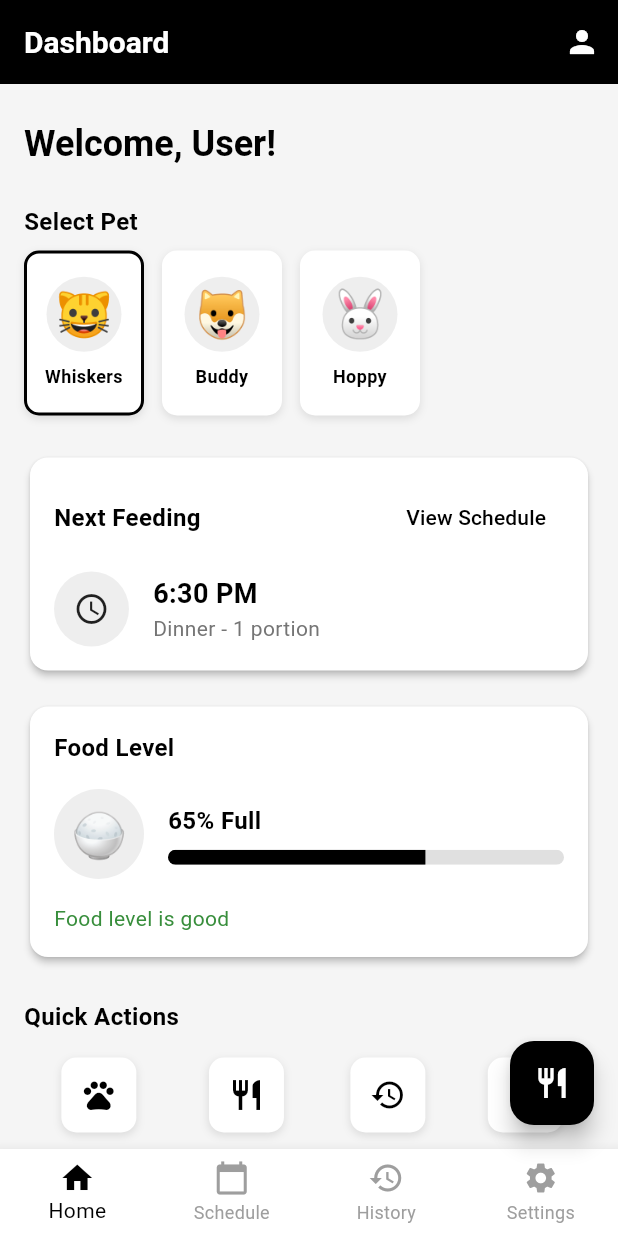
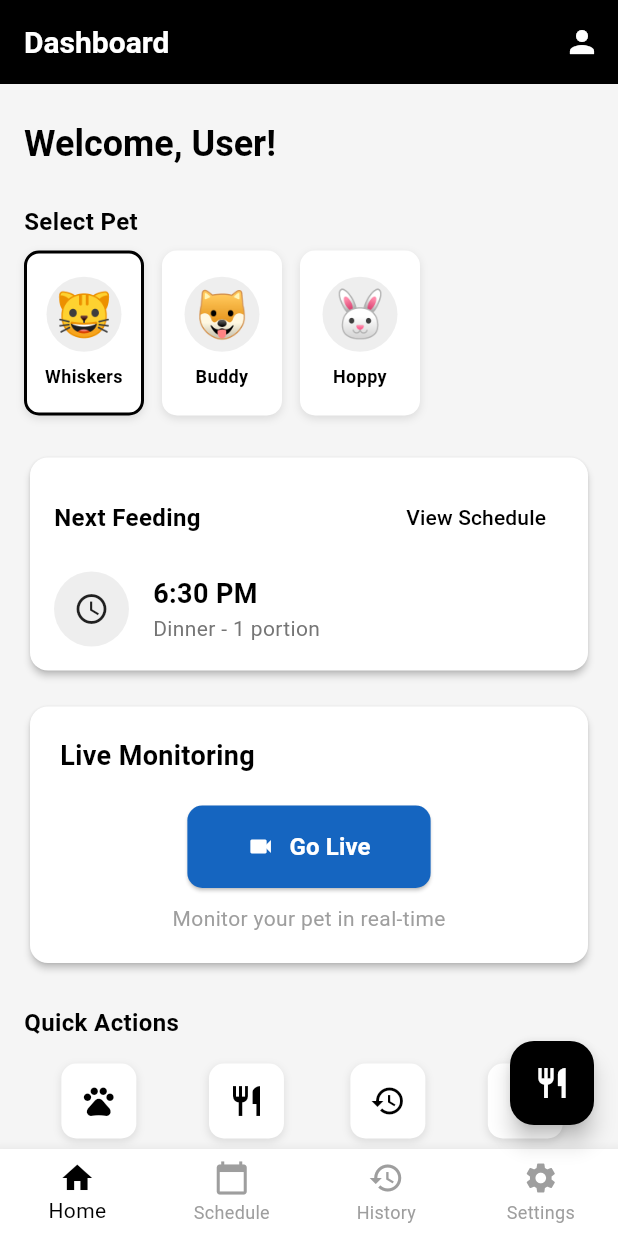
Before and after one commit to KemalIlkilic/pet-feeding, a Flutter app: the DashboardScreen screen opened by its route, on a phone screen of 412 x 824 dp. Run offline on Flutter 3.47's test engine with Material 3 defaults, Android fonts, the phone set to English and light mode, and no system bars; our stand-ins replace cloud_firestore, firebase_auth, firebase_core, google_sign_in; accounts and stored records are empty.

Commit message:
Your commit message here

```diff
--- a/lib/screens/dashboard_screen.dart
+++ b/lib/screens/dashboard_screen.dart
@@ -25,9 +25,6 @@ class _DashboardScreenState extends State<DashboardScreen> {
     'type': 'Dinner',
     'portion': '1 portion',
   };
-
-  // Mock data for food level
-  final double _foodLevel = 0.65; // 65% full
 
   void _onItemTapped(int index) {
     setState(() {
@@ -89,8 +86,8 @@ class _DashboardScreenState extends State<DashboardScreen> {
                 child: Text(
                   'Welcome, User!',
                   style: Theme.of(context).textTheme.headlineSmall?.copyWith(
-                    fontWeight: FontWeight.bold,
-                  ),
+                        fontWeight: FontWeight.bold,
+                      ),
                 ),
               ),
 
@@ -125,9 +122,7 @@ class _DashboardScreenState extends State<DashboardScreen> {
                         decoration: BoxDecoration(
                           color: Colors.white,
                           borderRadius: BorderRadius.circular(10),
-                          border: isSelected
-                            ? Border.all(color: Colors.black, width: 2)
-                            : null,
+                          border: isSelected ? Border.all(color: Colors.black, width: 2) : null,
                           boxShadow: [
                             BoxShadow(
                               color: Colors.black.withOpacity(0.1),
@@ -244,7 +239,7 @@ class _DashboardScreenState extends State<DashboardScreen> {
                 ),
               ),
 
-              // Food level card
+              // Go Live section (replacing Food level card)
               const SizedBox(height: 16),
               Card(
                 elevation: 2,
@@ -252,71 +247,63 @@ class _DashboardScreenState extends State<DashboardScreen> {
                   borderRadius: BorderRadius.circular(12),
                 ),
                 child: Padding(
-                  padding: const EdgeInsets.all(16.0),
+                  padding: const EdgeInsets.all(20.0),
                   child: Column(
                     crossAxisAlignment: CrossAxisAlignment.start,
                     children: [
                       const Text(
-                        'Food Level',
+                        'Live Monitoring',
                         style: TextStyle(
-                          fontSize: 16,
+                          fontSize: 18,
                           fontWeight: FontWeight.bold,
                         ),
                       ),
-                      const SizedBox(height: 16),
-                      Row(
-                        children: [
-                          Container(
-                            width: 60,
-                            height: 60,
-                            decoration: BoxDecoration(
-                              color: Colors.grey[200],
-                              shape: BoxShape.circle,
+                      const SizedBox(height: 20),
+                      Center(
+                        child: ElevatedButton(
+                          onPressed: () {
+                            // Logic to be added later
+                            ScaffoldMessenger.of(context).showSnackBar(
+                              const SnackBar(
+                                content: Text('Live monitoring feature coming soon!'),
+                              ),
+                            );
+                          },
+                          style: ElevatedButton.styleFrom(
+                            backgroundColor: Colors.blue[800],
+                            foregroundColor: Colors.white,
+                            padding: const EdgeInsets.symmetric(
+                              horizontal: 40,
+                              vertical: 16,
                             ),
-                            child: const Center(
-                              child: Text(
-                                '🍚',
-                                style: TextStyle(fontSize: 30),
-                              ),
+                            shape: RoundedRectangleBorder(
+                              borderRadius: BorderRadius.circular(10),
                             ),
                           ),
-                          const SizedBox(width: 16),
-                          Expanded(
-                            child: Column(
-                              crossAxisAlignment: CrossAxisAlignment.start,
-                              children: [
-                                Text(
-                                  '${(_foodLevel * 100).toInt()}% Full',
-                                  style: const TextStyle(
-                                    fontSize: 16,
-                                    fontWeight: FontWeight.bold,
-                                  ),
+                          child: Row(
+                            mainAxisSize: MainAxisSize.min,
+                            children: [
+                              const Icon(Icons.videocam),
+                              const SizedBox(width: 10),
+                              const Text(
+                                'Go Live',
+                                style: TextStyle(
+                                  fontSize: 16,
+                                  fontWeight: FontWeight.bold,
                                 ),
-                                const SizedBox(height: 8),
-                                ClipRRect(
-                                  borderRadius: BorderRadius.circular(10),
-                                  child: LinearProgressIndicator(
-                                    value: _foodLevel,
-                                    backgroundColor: Colors.grey[300],
-                                    valueColor: AlwaysStoppedAnimation<Color>(
-                                      _foodLevel > 0.2 ? Colors.black : Colors.red,
-                                    ),
-                                    minHeight: 10,
-                                  ),
-                                ),
-                              ],
-                            ),
+                              ),
+                            ],
                           ),
-                        ],
+                        ),
                       ),
-                      const SizedBox(height: 16),
-                      Text(
-                        _foodLevel > 0.2
-                            ? 'Food level is good'
-                            : 'Food level is low, please refill soon',
-                        style: TextStyle(
-                          fontSize: 14,
-                          color: _foodLevel > 0.2 ? Colors.green[700] : Colors.red,
+                      const SizedBox(height: 10),
+                      const Center(
+                        child: Text(
+                          'Monitor your pet in real-time',
+                          style: TextStyle(
+                            fontSize: 14,
+                            color: Colors.grey,
+                          ),
                         ),
                       ),
                     ],
--- a/lib/screens/schedule_screen.dart
+++ b/lib/screens/schedule_screen.dart
@@ -1,5 +1,4 @@
 import 'package:flutter/material.dart';
-import 'package:pet_feeder_app/routes.dart';
 
 class ScheduleScreen extends StatefulWidget {
   const ScheduleScreen({super.key});
```
